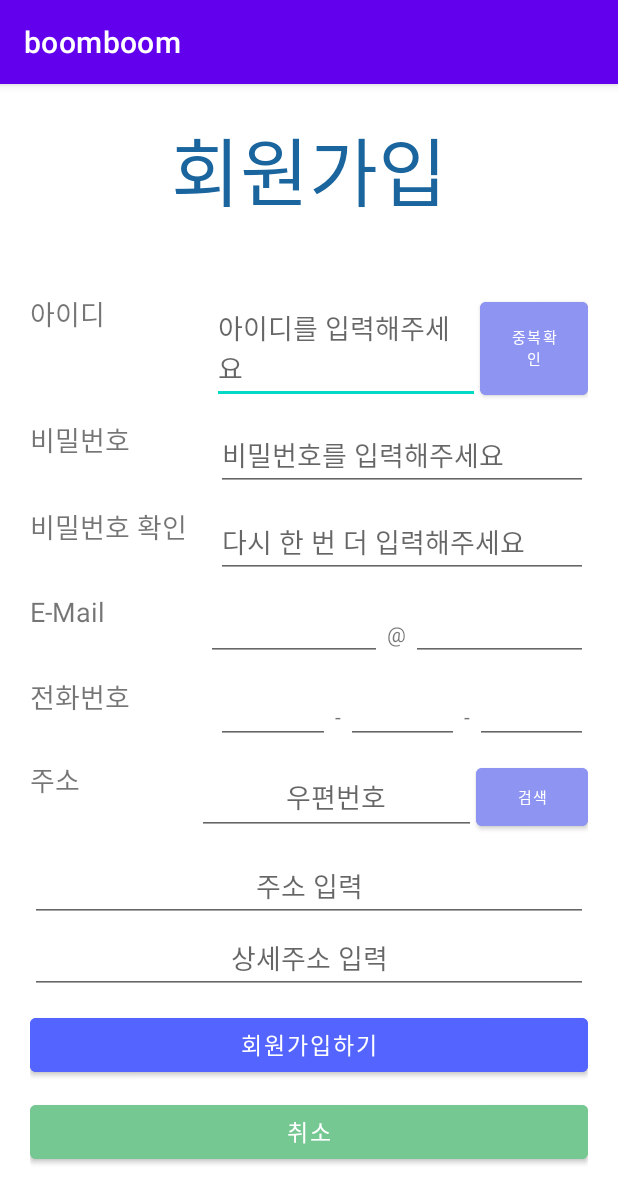
After one commit to Jinung-Hyeon/ateam, an Android app: the SignUpActivity screen opened directly, with no data from a screen before it, on a phone screen of 412 x 824 dp. The commit adds this screen. Shown: the top 1203 px of the screen. Run offline under Robolectric (Android 15) with nearby library versions, the phone set to English and light mode, and no system bars.

Commit message:
작업한 거 올립니

```diff
--- a/PyunHagaeLogin/app/build.gradle
+++ b/PyunHagaeLogin/app/build.gradle
@@ -7,7 +7,7 @@ android {
     buildToolsVersion "30.0.3"
 
     defaultConfig {
-        applicationId "com.example.pyunhagaelogin"
+        applicationId "com.example.boomboom"
         minSdkVersion 16
         targetSdkVersion 30
         versionCode 1
--- a/PyunHagaeLogin/app/src/main/AndroidManifest.xml
+++ b/PyunHagaeLogin/app/src/main/AndroidManifest.xml
@@ -1,6 +1,6 @@
 <?xml version="1.0" encoding="utf-8"?>
 <manifest xmlns:android="http://schemas.android.com/apk/res/android"
-    package="com.example.pyunhagaelogin">
+    package="com.example.boomboom">
 
     <application
         android:allowBackup="true"
@@ -8,7 +8,9 @@
         android:label="@string/app_name"
         android:roundIcon="@mipmap/ic_launcher_round"
         android:supportsRtl="true"
-        android:theme="@style/Theme.PyunHagaeLogin">
+        android:theme="@style/Theme.Boomboom">
+        <activity android:name=".AfterLoginActivity"></activity>
+        <activity android:name=".SignUpActivity" />
         <activity android:name=".MainActivity">
             <intent-filter>
                 <action android:name="android.intent.action.MAIN" />
--- /dev/null
+++ b/PyunHagaeLogin/app/src/main/java/com/example/boomboom/AfterLoginActivity.java
@@ -0,0 +1,14 @@
+package com.example.boomboom;
+
+import androidx.appcompat.app.AppCompatActivity;
+
+import android.os.Bundle;
+
+public class AfterLoginActivity extends AppCompatActivity {
+
+    @Override
+    protected void onCreate(Bundle savedInstanceState) {
+        super.onCreate(savedInstanceState);
+        setContentView(R.layout.activity_after_login);
+    }
+}
--- /dev/null
+++ b/PyunHagaeLogin/app/src/main/java/com/example/boomboom/LoginActivity.java
@@ -0,0 +1,28 @@
+package com.example.boomboom;
+
+import androidx.appcompat.app.AppCompatActivity;
+
+import android.content.Intent;
+import android.os.Bundle;
+import android.view.View;
+import android.widget.Button;
+
+public class LoginActivity extends AppCompatActivity {
+    Button main_btn_signUp;
+    @Override
+    protected void onCreate(Bundle savedInstanceState) {
+        super.onCreate(savedInstanceState);
+        setContentView(R.layout.activity_login);
+
+        findViewById(R.id.main_btn_signUp);
+
+        main_btn_signUp.setOnClickListener(new View.OnClickListener() {
+            @Override
+            public void onClick(View v) {
+                Intent intent = new Intent(LoginActivity.this, SignUpActivity.class);
+                startActivity(intent);
+            }
+        });
+
+    }
+}
--- /dev/null
+++ b/PyunHagaeLogin/app/src/main/java/com/example/boomboom/SignUpActivity.java
@@ -0,0 +1,14 @@
+package com.example.boomboom;
+
+import androidx.appcompat.app.AppCompatActivity;
+
+import android.os.Bundle;
+
+public class SignUpActivity extends AppCompatActivity {
+
+    @Override
+    protected void onCreate(Bundle savedInstanceState) {
+        super.onCreate(savedInstanceState);
+        setContentView(R.layout.activity_sign_up);
+    }
+}
--- /dev/null
+++ b/PyunHagaeLogin/app/src/main/res/layout/activity_after_login.xml
@@ -0,0 +1,9 @@
+<?xml version="1.0" encoding="utf-8"?>
+<androidx.constraintlayout.widget.ConstraintLayout xmlns:android="http://schemas.android.com/apk/res/android"
+    xmlns:app="http://schemas.android.com/apk/res-auto"
+    xmlns:tools="http://schemas.android.com/tools"
+    android:layout_width="match_parent"
+    android:layout_height="match_parent"
+    tools:context=".AfterLoginActivity">
+
+</androidx.constraintlayout.widget.ConstraintLayout>
--- a/PyunHagaeLogin/app/src/main/res/layout/activity_login.xml
+++ b/PyunHagaeLogin/app/src/main/res/layout/activity_login.xml
@@ -89,7 +89,7 @@
             android:backgroundTint="#5465ff"
             android:textSize="25dp"
             android:text="로그인"
-            />
+             />
     </LinearLayout>
     <TextView
         android:layout_width="match_parent"
--- /dev/null
+++ b/PyunHagaeLogin/app/src/main/res/layout/activity_sign_up.xml
@@ -0,0 +1,267 @@
+<?xml version="1.0" encoding="utf-8"?>
+<LinearLayout xmlns:android="http://schemas.android.com/apk/res/android"
+    xmlns:app="http://schemas.android.com/apk/res-auto"
+    xmlns:tools="http://schemas.android.com/tools"
+    android:layout_width="match_parent"
+    android:layout_height="match_parent"
+    tools:context=".SignUpActivity"
+    android:orientation="vertical"
+    android:padding="20dp">
+
+    <TextView
+        android:layout_width="match_parent"
+        android:layout_height="wrap_content"
+        android:text="회원가입"
+        android:textSize="50dp"
+        android:gravity="center"
+        android:textColor="#1a659e"
+        />
+    <LinearLayout
+        android:layout_width="match_parent"
+        android:layout_height="wrap_content"
+        android:orientation="horizontal"
+        android:weightSum="4"
+        android:layout_marginTop="45dp">
+
+        <TextView
+            android:layout_width="14dp"
+            android:layout_height="match_parent"
+            android:layout_weight="1.2"
+            android:text="아이디"
+            android:textSize="18dp" />
+
+        <EditText
+            android:id="@+id/join_edt_id"
+            android:layout_width="0dp"
+            android:layout_height="match_parent"
+            android:layout_weight="2"
+            android:hint="아이디를 입력해주세요"/>
+
+        <Button
+            android:id="@+id/join_btn_dupCheck"
+            android:layout_width="0dp"
+            android:layout_height="match_parent"
+            android:layout_weight="0.8"
+            android:backgroundTint="#8e94f2"
+            android:text="중복확인"
+            android:textSize="10dp" />
+    </LinearLayout>
+
+
+        <LinearLayout
+        android:layout_width="match_parent"
+        android:layout_height="wrap_content"
+        android:orientation="horizontal"
+        android:weightSum="3"
+        android:layout_marginTop="10dp">
+
+        <TextView
+            android:layout_width="0dp"
+            android:layout_height="match_parent"
+            android:layout_weight="1"
+            android:text="비밀번호"
+            android:textSize="18dp"/>
+
+        <EditText
+            android:id="@+id/join_edt_pw"
+            android:layout_width="0dp"
+            android:layout_height="match_parent"
+            android:layout_weight="2"
+            android:hint="비밀번호를 입력해주세요"/>
+
+
+    </LinearLayout>
+    <LinearLayout
+        android:layout_width="match_parent"
+        android:layout_height="wrap_content"
+        android:orientation="horizontal"
+        android:weightSum="3"
+        android:layout_marginTop="10dp">
+
+        <TextView
+            android:layout_width="0dp"
+            android:layout_height="match_parent"
+            android:layout_weight="1"
+            android:text="비밀번호 확인"
+            android:textSize="18dp"/>
+
+        <EditText
+            android:id="@+id/join_edt_pw_re"
+            android:layout_width="0dp"
+            android:layout_height="match_parent"
+            android:layout_weight="2"
+            android:hint="다시 한 번 더 입력해주세요"/>
+
+
+    </LinearLayout>
+
+    <LinearLayout
+        android:layout_width="match_parent"
+        android:layout_height="wrap_content"
+        android:orientation="horizontal"
+        android:weightSum="3"
+        android:layout_marginTop="10dp">
+
+        <TextView
+            android:layout_width="0dp"
+            android:layout_height="match_parent"
+            android:layout_weight="1"
+            android:text="E-Mail"
+            android:textSize="18dp"/>
+
+        <EditText
+            android:id="@+id/join_edt_email"
+            android:layout_width="0dp"
+            android:layout_height="match_parent"
+            android:ems="10"
+            android:layout_weight="1"
+            android:imeOptions="actionNext"
+            android:inputType="phone" />
+        <TextView
+
+            android:layout_width="wrap_content"
+            android:layout_height="wrap_content"
+            android:layout_margin="3dp"
+            android:text="\@"
+            />
+        <EditText
+            android:layout_width="0dp"
+            android:layout_height="wrap_content"
+            android:layout_weight="1"
+            android:nextFocusDown="@+id/phone3"
+            android:imeOptions="actionNext"
+            android:ems="10"
+            android:inputType="phone"/>
+
+    </LinearLayout>
+    <LinearLayout
+        android:layout_width="match_parent"
+        android:layout_height="wrap_content"
+        android:orientation="horizontal"
+        android:weightSum="3"
+        android:layout_marginTop="10dp">
+
+        <TextView
+            android:layout_width="0dp"
+            android:layout_height="match_parent"
+            android:layout_weight="1"
+            android:text="전화번호"
+            android:textSize="18dp"/>
+
+        <LinearLayout
+            android:orientation="horizontal"
+            android:layout_width="0dp"
+            android:layout_height="wrap_content"
+            android:layout_weight="2"
+            >
+
+            <EditText
+                android:id="@+id/join_edt_first_num"
+                android:layout_width="wrap_content"
+                android:layout_height="match_parent"
+                android:ems="10"
+                android:layout_weight="1"
+                android:nextFocusDown="@+id/phone2"
+                android:imeOptions="actionNext"
+                android:inputType="phone" />
+            <TextView
+                android:layout_width="wrap_content"
+                android:layout_height="wrap_content"
+                android:layout_margin="3dp"
+                android:text="-"
+                />
+            <EditText
+                android:id="@+id/join_edt_mid_num"
+                android:layout_width="wrap_content"
+                android:layout_height="wrap_content"
+                android:layout_weight="1"
+                android:nextFocusDown="@+id/phone3"
+                android:imeOptions="actionNext"
+                android:ems="10"
+                android:inputType="phone"/>
+            <TextView
+                android:layout_width="wrap_content"
+                android:layout_height="wrap_content"
+                android:layout_margin="3dp"
+                android:text="-"
+                />
+            <EditText
+                android:id="@+id/join_edt_last_num"
+                android:layout_width="wrap_content"
+                android:layout_height="wrap_content"
+                android:layout_weight="1"
+                android:ems="10"
+                android:inputType="phone" />
+        </LinearLayout>
+    </LinearLayout>
+
+        <LinearLayout
+            android:layout_width="match_parent"
+            android:layout_height="wrap_content"
+            android:orientation="horizontal"
+            android:weightSum="4"
+            android:layout_marginTop="10dp">
+
+            <TextView
+                android:layout_width="0dp"
+                android:layout_height="match_parent"
+                android:layout_weight="1.2"
+                android:text="주소"
+                android:textSize="18dp"/>
+
+            <EditText
+                android:id="@+id/join_edt_addr_detail"
+                android:layout_width="0dp"
+                android:layout_height="match_parent"
+                android:layout_weight="2"
+                android:hint="우편번호"
+                android:gravity="center"/>
+            <Button
+                android:id="@+id/join_btn_addr_search"
+                android:layout_width="0dp"
+                android:layout_height="match_parent"
+                android:layout_weight="0.8"
+                android:backgroundTint="#8e94f2"
+                android:text="검색"
+                android:textSize="10dp" />
+        </LinearLayout>
+        <LinearLayout
+            android:layout_width="match_parent"
+            android:layout_height="wrap_content"
+            android:layout_marginTop="10dp"
+            android:weightSum="2"
+            android:orientation="vertical">
+            <EditText
+                android:layout_weight="1"
+                android:layout_width="match_parent"
+                android:layout_height="wrap_content"
+                android:gravity="center"
+                android:hint="주소 입력"
+                />
+            <EditText
+                android:layout_weight="1"
+                android:layout_width="match_parent"
+                android:layout_height="wrap_content"
+                android:gravity="center"
+                android:hint="상세주소 입력"/>
+
+        </LinearLayout>
+    <Button
+        android:id="@+id/join_btn_signUp"
+        android:layout_width="match_parent"
+        android:layout_height="wrap_content"
+        android:text="회원가입하기"
+        android:textSize="15dp"
+        android:backgroundTint="#5465ff"
+        android:layout_marginTop="10dp"/>
+
+    <Button
+        android:id="@+id/join_btn_cancel"
+        android:layout_width="match_parent"
+        android:layout_height="wrap_content"
+        android:text="취소"
+        android:textSize="15dp"
+        android:backgroundTint="#76c893"
+        android:layout_marginTop="10dp"/>
+
+</LinearLayout>
--- a/PyunHagaeLogin/app/src/main/res/values-night/themes.xml
+++ b/PyunHagaeLogin/app/src/main/res/values-night/themes.xml
@@ -1,6 +1,6 @@
 <resources xmlns:tools="http://schemas.android.com/tools">
     <!-- Base application theme. -->
-    <style name="Theme.PyunHagaeLogin" parent="Theme.MaterialComponents.DayNight.DarkActionBar">
+    <style name="Theme.Boomboom" parent="Theme.MaterialComponents.DayNight.DarkActionBar">
         <!-- Primary brand color. -->
         <item name="colorPrimary">@color/purple_200</item>
         <item name="colorPrimaryVariant">@color/purple_700</item>
--- a/PyunHagaeLogin/app/src/main/res/values/strings.xml
+++ b/PyunHagaeLogin/app/src/main/res/values/strings.xml
@@ -1,3 +1,3 @@
 <resources>
-    <string name="app_name">PyunHagaeLogin</string>
+    <string name="app_name">boomboom</string>
 </resources>
--- a/PyunHagaeLogin/app/src/main/res/values/themes.xml
+++ b/PyunHagaeLogin/app/src/main/res/values/themes.xml
@@ -1,6 +1,6 @@
 <resources xmlns:tools="http://schemas.android.com/tools">
     <!-- Base application theme. -->
-    <style name="Theme.PyunHagaeLogin" parent="Theme.MaterialComponents.DayNight.DarkActionBar">
+    <style name="Theme.Boomboom" parent="Theme.MaterialComponents.DayNight.DarkActionBar">
         <!-- Primary brand color. -->
         <item name="colorPrimary">@color/purple_500</item>
         <item name="colorPrimaryVariant">@color/purple_700</item>
--- a/PyunHagaeLogin/settings.gradle
+++ b/PyunHagaeLogin/settings.gradle
@@ -1,2 +1,2 @@
 include ':app'
-rootProject.name = "PyunHagaeLogin"
+rootProject.name = "boomboom"
```
Also changed, not shown: PyunHagaeLogin/app/src/main/res/drawable-v24/logo_google.png (added), PyunHagaeLogin/gradle/wrapper/gradle-wrapper.properties, 2 other files.
